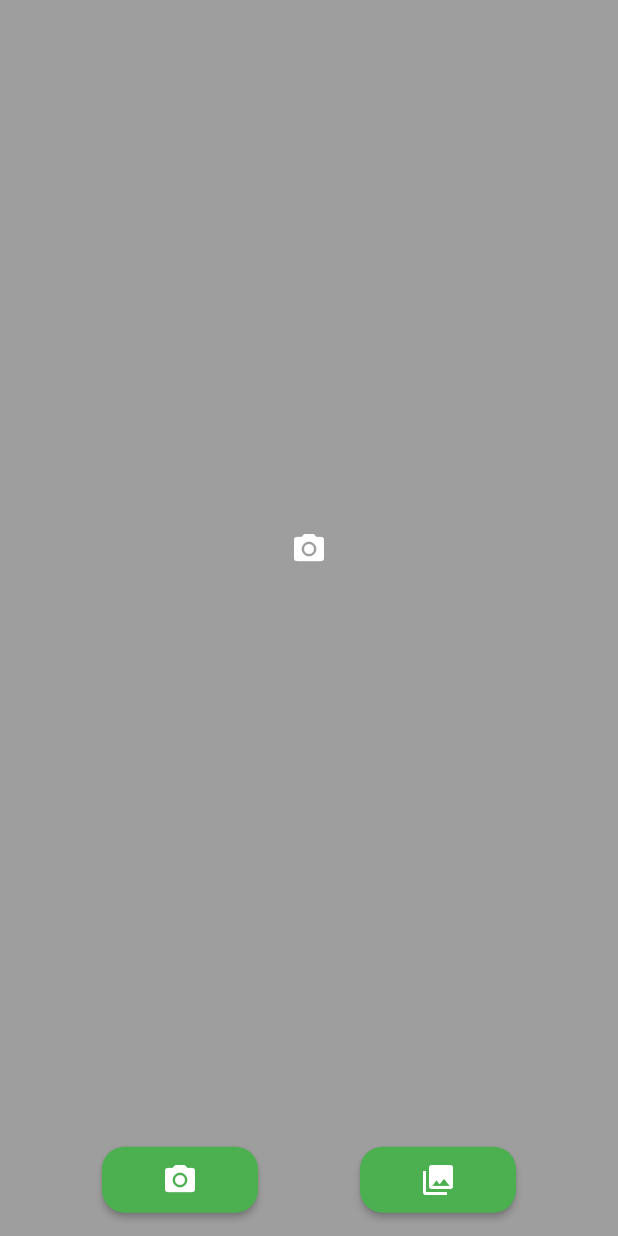
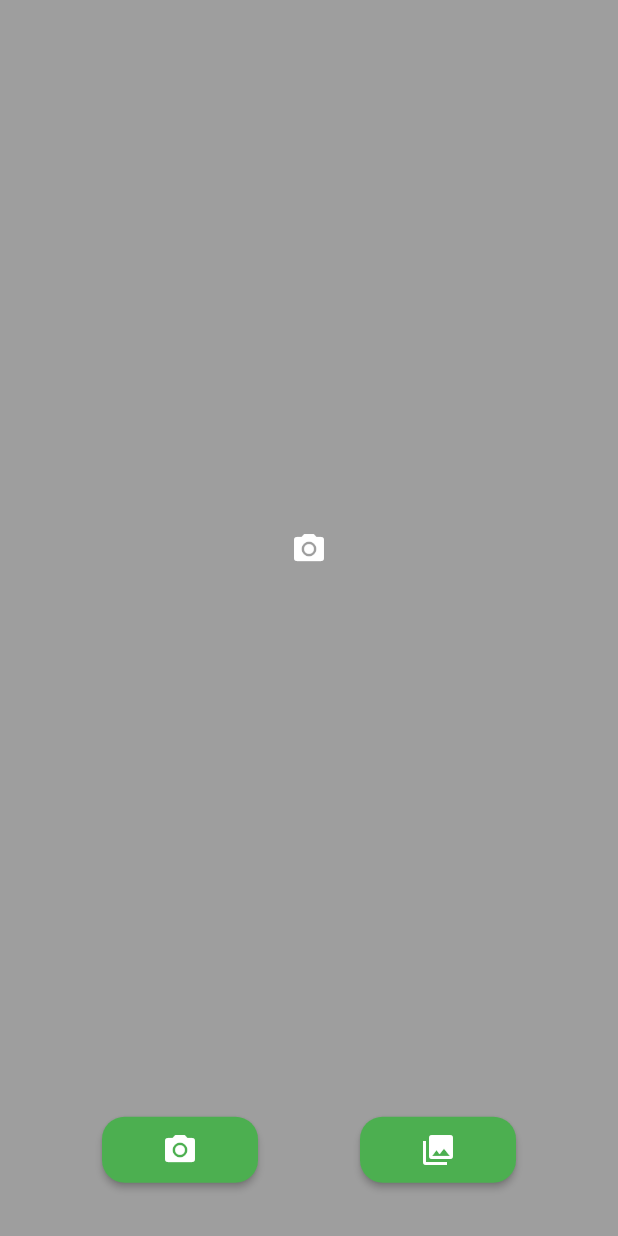
Before and after one commit to PeedroHenriquee/Ovision, a Flutter app: the Fotos screen opened by its route, on a phone screen of 412 x 824 dp. Run offline on Flutter 3.47's test engine with Material 2 defaults, Android fonts, the phone set to English and light mode, and no system bars; our stand-ins replace cloud_firestore, firebase_auth, firebase_core, firebase_storage, image_picker; accounts and stored records are empty.

Commit message:
alteração de altura dos botões da página de captura de imagem

```diff
--- a/lib/views/fotoo.dart
+++ b/lib/views/fotoo.dart
@@ -131,7 +131,7 @@ class _Fotostate extends State<Fotos> with SingleTickerProviderStateMixin {
                       ),
               ),
               SizedBox(
-                height: 30,
+                height: 10,
               ),
               Row(
                 mainAxisAlignment: MainAxisAlignment.spaceEvenly,
@@ -165,7 +165,7 @@ class _Fotostate extends State<Fotos> with SingleTickerProviderStateMixin {
                 ],
               ),
               SizedBox(
-                height: 15,
+                height: 10,
               ),
               Row(
                 mainAxisAlignment: MainAxisAlignment.spaceEvenly,
```
